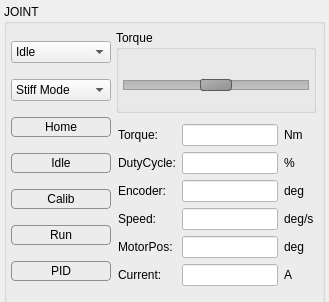
Before: the Qt Designer form src/yarpmotorgui/jointitem.ui in robotology/yarp, drawn with Qt 5.
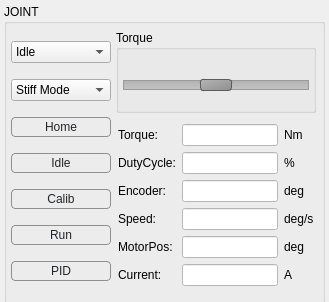
After: the same form once the commit is applied. Custom widgets are drawn as their Qt base class.

Commit message:
yarpmotorgui: Fix colors on dark mode desktop
Fixes #2466

What changed in the file:
```diff
--- a/src/yarpmotorgui/jointitem.ui
+++ b/src/yarpmotorgui/jointitem.ui
@@ -109,6 +109,7 @@
      border-radius: 4px;
      background-color: qlineargradient(x1: 0, y1: 0, x2: 0, y2: 1,
                                        stop: 0 #f6f7fa, stop: 1 #dadbde);
+     color: rgb(35, 38, 41);
      min-width: 80px;
 	min-height:18px;
  }
@@ -122,6 +123,13 @@
      border: none; /* no border for a flat push button */
  }
 
+ QPushButton:disabled {
+     background-color: qlineargradient(x1: 0, y1: 0, x2: 0, y2: 1,
+                                       stop: 0 #dadbde, stop: 1 #f6f7fa);
+     color: rgb(169, 152, 163);
+ }
+
+
  QPushButton:default {
      border-color: navy; /* make the default button prominent */
  }</string>
```
Left out of the diff: 85 changed lines with no effect on the pictures. The commit also changes 5 other files.
